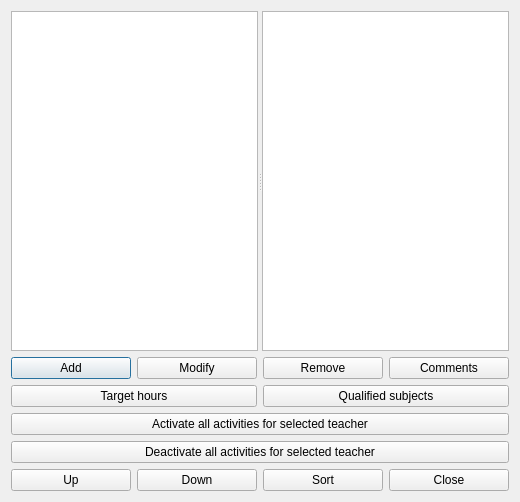
vonmecheln/fet, file fet/src/interface/teachersform_template.ui: the form before one commit.
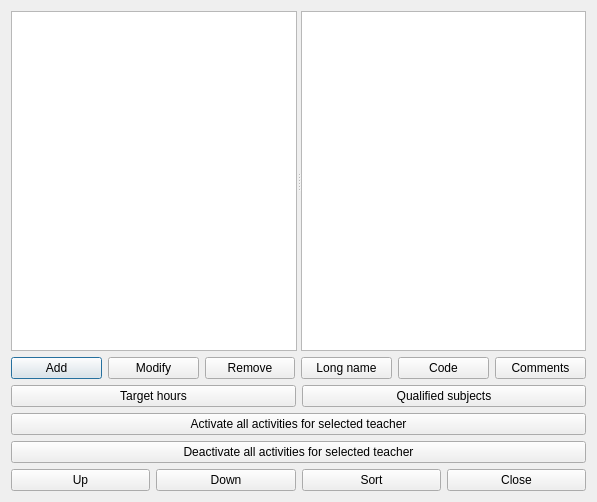
The form after the commit.

What changed in the file:
```diff
--- a/fet/src/interface/teachersform_template.ui
+++ b/fet/src/interface/teachersform_template.ui
@@ -6,7 +6,7 @@
    <rect>
     <x>0</x>
     <y>0</y>
-    <width>520</width>
+    <width>597</width>
     <height>502</height>
    </rect>
   </property>
@@ -52,6 +52,20 @@
        </property>
       </widget>
      </item>
+     <item>
+      <widget class="QPushButton" name="longNamePushButton">
+       <property name="text">
+        <string>Long name</string>
+       </property>
+      </widget>
+     </item>
+     <item>
+      <widget class="QPushButton" name="codePushButton">
+       <property name="text">
+        <string>Code</string>
+       </property>
+      </widget>
+     </item>
      <item>
       <widget class="QPushButton" name="commentsPushButton">
        <property name="text">
```
